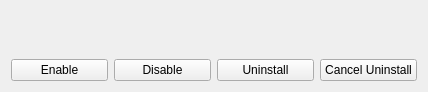
Above: Base/QTGUI/Resources/UI/qSlicerExtensionsButtonBox.ui from Slicer/SlicerGitSVNArchive before the change. Below: the same form after it.
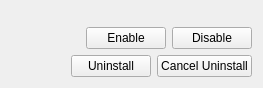
That is the form after the change.

Commit message: ENH: Initial work refactoring extension manager

```diff
--- a/Base/QTGUI/Resources/UI/qSlicerExtensionsButtonBox.ui
+++ b/Base/QTGUI/Resources/UI/qSlicerExtensionsButtonBox.ui
@@ -6,8 +6,8 @@
    <rect>
     <x>0</x>
     <y>0</y>
-    <width>428</width>
-    <height>92</height>
+    <width>263</width>
+    <height>88</height>
    </rect>
   </property>
   <property name="windowTitle">
@@ -28,18 +28,21 @@
     </spacer>
    </item>
    <item>
-    <layout class="QGridLayout" name="gridLayout">
-     <item row="0" column="2">
-      <widget class="QPushButton" name="ScheduleForUninstallButton">
-       <property name="toolTip">
-        <string>Tell the application to uninstall this extension when it will restart.</string>
+    <layout class="QHBoxLayout" name="horizontalLayout">
+     <item>
+      <spacer name="horizontalSpacer">
+       <property name="orientation">
+        <enum>Qt::Horizontal</enum>
        </property>
-       <property name="text">
-        <string>Uninstall</string>
+       <property name="sizeHint" stdset="0">
+        <size>
+         <width>40</width>
+         <height>20</height>
+        </size>
        </property>
-      </widget>
+      </spacer>
      </item>
-     <item row="0" column="0">
+     <item>
       <widget class="QPushButton" name="EnableButton">
        <property name="toolTip">
         <string>Tell the application to load this extension by adding all associated module paths to the application settings.</string>
@@ -49,7 +52,7 @@
        </property>
       </widget>
      </item>
-     <item row="0" column="1">
+     <item>
       <widget class="QPushButton" name="DisableButton">
        <property name="toolTip">
         <string>Tell the application to skip loading of this extension by removing all associated module paths from the application settings.</string>
@@ -59,7 +62,34 @@
        </property>
       </widget>
      </item>
-     <item row="0" column="3">
+    </layout>
+   </item>
+   <item>
+    <layout class="QHBoxLayout" name="horizontalLayout_2">
+     <item>
+      <spacer name="horizontalSpacer_2">
+       <property name="orientation">
+        <enum>Qt::Horizontal</enum>
+       </property>
+       <property name="sizeHint" stdset="0">
+        <size>
+         <width>40</width>
+         <height>20</height>
+        </size>
+       </property>
+      </spacer>
+     </item>
+     <item>
+      <widget class="QPushButton" name="ScheduleForUninstallButton">
+       <property name="toolTip">
+        <string>Tell the application to uninstall this extension when it will restart.</string>
+       </property>
+       <property name="text">
+        <string>Uninstall</string>
+       </property>
+      </widget>
+     </item>
+     <item>
       <widget class="QPushButton" name="CancelScheduledForUninstallButton">
        <property name="toolTip">
         <string>Tell the application to keep this extension installed.</string>
```
The commit also changes 10 other files.
